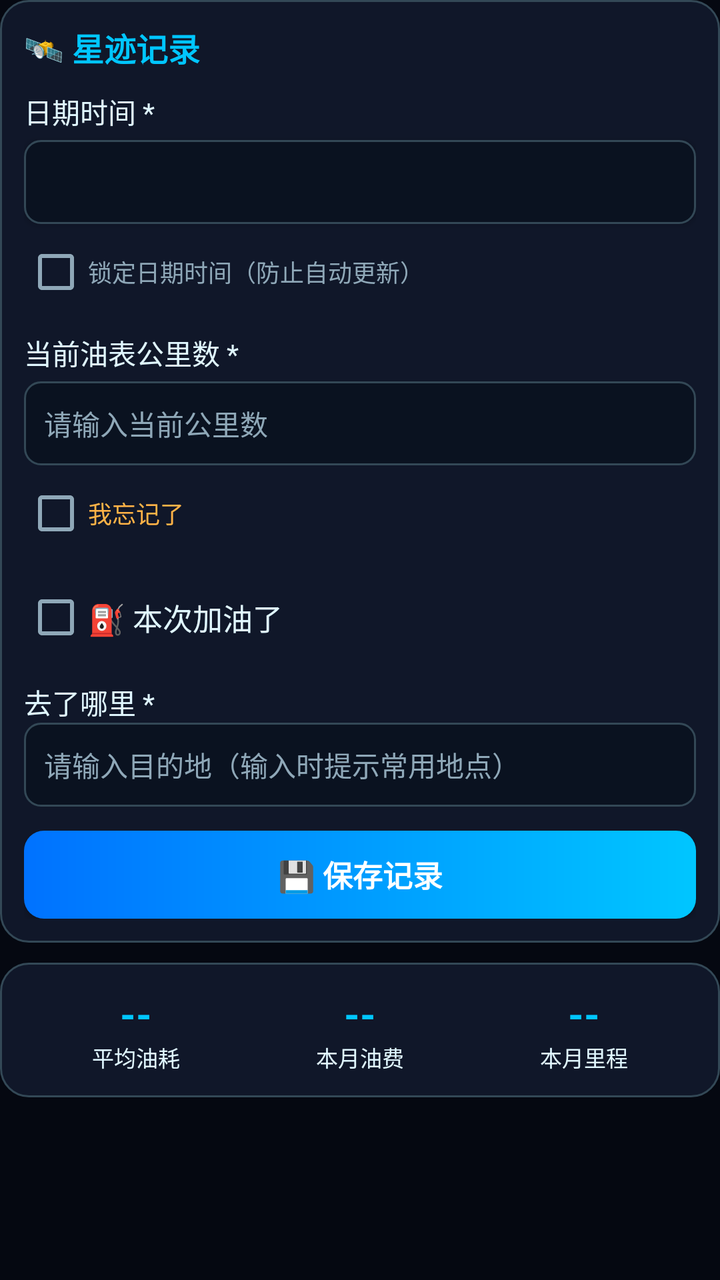
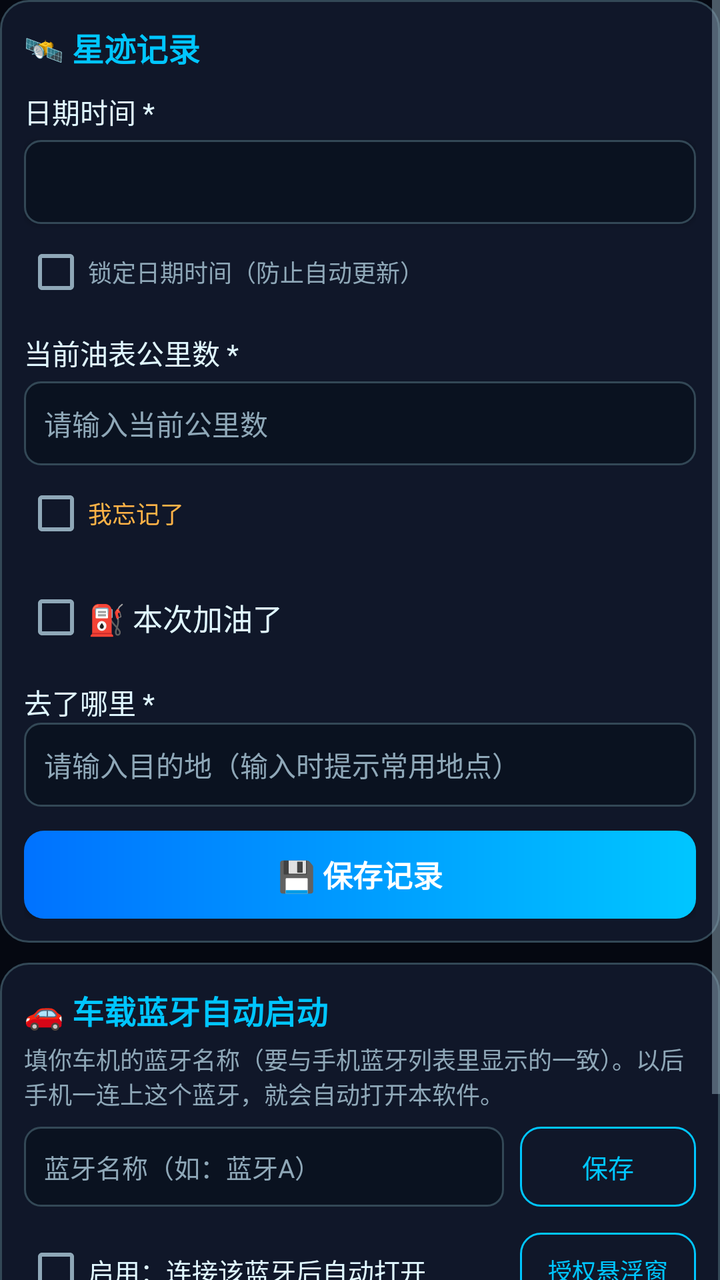

The first picture is an Android layout as it rendered before a commit; the second is the same layout after the commit. The layout source and the unified diff follow.
<!-- AndroidManifest.xml: application theme Theme.YouJiStarMap -->
<!-- res/layout/fragment_record.xml -->
<?xml version="1.0" encoding="utf-8"?>
<ScrollView xmlns:android="http://schemas.android.com/apk/res/android"
    android:layout_width="match_parent"
    android:layout_height="match_parent"
    android:fillViewport="true">

    <LinearLayout
        android:layout_width="match_parent"
        android:layout_height="wrap_content"
        android:orientation="vertical">

        <LinearLayout
            android:layout_width="match_parent"
            android:layout_height="wrap_content"
            android:background="@drawable/bg_card"
            android:orientation="vertical"
            android:layout_marginBottom="10dp">

            <TextView style="@style/CardTitle" android:text="🛰️ 星迹记录" />

            <TextView style="@style/LabelText" android:layout_marginTop="10dp" android:text="日期时间 *" />
            <Button
                android:id="@+id/dateBtn"
                android:layout_width="match_parent"
                android:layout_height="42dp"
                android:layout_marginTop="4dp"
                android:background="@drawable/bg_field"
                android:gravity="start|center_vertical"
                android:paddingStart="12dp"
                android:textColor="@color/light"
                android:textSize="14sp" />

            <CheckBox
                android:id="@+id/lockDateTimeCheck"
                android:layout_width="wrap_content"
                android:layout_height="wrap_content"
                android:text="锁定日期时间（防止自动更新）"
                android:textColor="@color/muted"
                android:textSize="12sp" />

            <TextView style="@style/LabelText" android:layout_marginTop="6dp" android:text="当前油表公里数 *" />
            <EditText
                android:id="@+id/mileageInput"
                android:layout_width="match_parent"
                android:layout_height="42dp"
                android:layout_marginTop="4dp"
                android:background="@drawable/bg_field"
                android:hint="请输入当前公里数"
                android:inputType="number"
                android:paddingStart="10dp"
                android:textColor="@color/light"
                android:textColorHint="@color/muted"
                android:textSize="14sp" />

            <CheckBox
                android:id="@+id/forgotMileageCheck"
                android:layout_width="wrap_content"
                android:layout_height="wrap_content"
                android:text="我忘记了"
                android:textColor="@color/average"
                android:textSize="12sp" />

            <TextView
                android:id="@+id/mileageError"
                android:layout_width="match_parent"
                android:layout_height="wrap_content"
                android:textColor="@color/poor"
                android:textSize="12sp"
                android:visibility="gone" />

            <CheckBox
                android:id="@+id/refuelCheck"
                android:layout_width="wrap_content"
                android:layout_height="wrap_content"
                android:layout_marginTop="4dp"
                android:text="⛽ 本次加油了"
                android:textColor="@color/light"
                android:textSize="15sp" />

            <LinearLayout
                android:id="@+id/fuelDetailsLayout"
                android:layout_width="match_parent"
                android:layout_height="wrap_content"
                android:layout_marginTop="6dp"
                android:background="@drawable/bg_field"
                android:orientation="vertical"
                android:padding="10dp"
                android:visibility="gone">

                <TextView style="@style/LabelText" android:text="加油站名称 *" />
                <EditText
                    android:id="@+id/gasStationInput"
                    android:layout_width="match_parent"
                    android:layout_height="40dp"
                    android:background="@drawable/bg_field"
                    android:hint="请输入加油站名称"
                    android:inputType="text"
                    android:paddingStart="10dp"
                    android:textColor="@color/light"
                    android:textColorHint="@color/muted"
                    android:textSize="14sp" />
                <CheckBox
                    android:id="@+id/forgotGasStationCheck"
                    android:layout_width="wrap_content"
                    android:layout_height="wrap_content"
                    android:text="我忘记了"
                    android:textColor="@color/average"
                    android:textSize="12sp" />
                <TextView android:id="@+id/gasStationError" android:layout_width="match_parent" android:layout_height="wrap_content" android:text="请填写加油站名称" android:textColor="@color/poor" android:textSize="12sp" android:visibility="gone" />

                <TextView style="@style/LabelText" android:layout_marginTop="6dp" android:text="加油量（升）*" />
                <EditText
                    android:id="@+id/fuelLitersInput"
                    android:layout_width="match_parent"
                    android:layout_height="40dp"
                    android:background="@drawable/bg_field"
                    android:hint="请输入加油量"
                    android:inputType="numberDecimal"
                    android:paddingStart="10dp"
                    android:textColor="@color/light"
                    android:textColorHint="@color/muted"
                    android:textSize="14sp" />
                <CheckBox
                    android:id="@+id/forgotFuelLitersCheck"
                    android:layout_width="wrap_content"
                    android:layout_height="wrap_content"
                    android:text="我忘记了"
                    android:textColor="@color/average"
                    android:textSize="12sp" />
                <TextView android:id="@+id/fuelLitersError" android:layout_width="match_parent" android:layout_height="wrap_content" android:text="请填写加油量" android:textColor="@color/poor" android:textSize="12sp" android:visibility="gone" />

                <TextView style="@style/LabelText" android:layout_marginTop="6dp" android:text="加油金额（元）*" />
                <EditText
                    android:id="@+id/fuelCostInput"
                    android:layout_width="match_parent"
                    android:layout_height="40dp"
                    android:background="@drawable/bg_field"
                    android:hint="请输入加油金额"
                    android:inputType="numberDecimal"
                    android:paddingStart="10dp"
                    android:textColor="@color/light"
                    android:textColorHint="@color/muted"
                    android:textSize="14sp" />
                <CheckBox
                    android:id="@+id/forgotFuelCostCheck"
                    android:layout_width="wrap_content"
                    android:layout_height="wrap_content"
                    android:text="我忘记了"
                    android:textColor="@color/average"
                    android:textSize="12sp" />
                <TextView android:id="@+id/fuelCostError" android:layout_width="match_parent" android:layout_height="wrap_content" android:text="请填写加油金额" android:textColor="@color/poor" android:textSize="12sp" android:visibility="gone" />

                <TextView style="@style/LabelText" android:layout_marginTop="6dp" android:text="油品类型 *" />
                <Spinner
                    android:id="@+id/fuelTypeSpinner"
                    android:layout_width="match_parent"
                    android:layout_height="42dp"
                    android:background="@drawable/bg_field"
                    android:entries="@array/fuel_types"
                    android:spinnerMode="dialog" />
                <CheckBox
                    android:id="@+id/forgotFuelTypeCheck"
                    android:layout_width="wrap_content"
                    android:layout_height="wrap_content"
                    android:text="我忘记了"
                    android:textColor="@color/average"
                    android:textSize="12sp" />
                <TextView android:id="@+id/fuelTypeError" android:layout_width="match_parent" android:layout_height="wrap_content" android:text="请选择油品类型" android:textColor="@color/poor" android:textSize="12sp" android:visibility="gone" />

                <TextView style="@style/LabelText" android:layout_marginTop="6dp" android:text="油箱状态" />
                <RadioGroup
                    android:id="@+id/tankStatusGroup"
                    android:layout_width="match_parent"
                    android:layout_height="wrap_content"
                    android:orientation="horizontal">
                    <RadioButton
                        android:id="@+id/tankFullRadio"
                        android:layout_width="0dp"
                        android:layout_height="wrap_content"
                        android:layout_weight="1"
                        android:checked="true"
                        android:text="加满"
                        android:textColor="@color/light"
                        android:textSize="13sp" />
                    <RadioButton
                        android:id="@+id/tankPartialRadio"
                        android:layout_width="0dp"
                        android:layout_height="wrap_content"
                        android:layout_weight="1"
                        android:text="部分加油"
                        android:textColor="@color/light"
                        android:textSize="13sp" />
                </RadioGroup>

                <TextView style="@style/LabelText" android:layout_marginTop="8dp" android:text="油表格数（选填，填得越多估算越准）" />
                <LinearLayout
                    android:layout_width="match_parent"
                    android:layout_height="wrap_content"
                    android:layout_marginTop="4dp"
                    android:orientation="horizontal">

                    <EditText
                        android:id="@+id/gaugeBeforeInput"
                        android:layout_width="0dp"
                        android:layout_height="40dp"
                        android:layout_weight="1"
                        android:background="@drawable/bg_field"
                        android:hint="加油前格数"
                        android:inputType="numberDecimal"
                        android:paddingStart="10dp"
                        android:textColor="@color/light"
                        android:textColorHint="@color/muted"
                        android:textSize="13sp" />

                    <EditText
                        android:id="@+id/gaugeAfterInput"
                        android:layout_width="0dp"
                        android:layout_height="40dp"
                        android:layout_marginStart="8dp"
                        android:layout_weight="1"
                        android:background="@drawable/bg_field"
                        android:hint="加油后格数"
                        android:inputType="numberDecimal"
                        android:paddingStart="10dp"
                        android:textColor="@color/light"
                        android:textColorHint="@color/muted"
                        android:textSize="13sp" />
                </LinearLayout>

                <EditText
                    android:id="@+id/gaugeNowInput"
                    android:layout_width="match_parent"
                    android:layout_height="40dp"
                    android:layout_marginTop="8dp"
                    android:background="@drawable/bg_field"
                    android:hint="当前格数（不加油时也可单独更新）"
                    android:inputType="numberDecimal"
                    android:paddingStart="10dp"
                    android:textColor="@color/light"
                    android:textColorHint="@color/muted"
                    android:textSize="13sp" />

                <TextView
                    android:id="@+id/smartHintText"
                    android:layout_width="match_parent"
                    android:layout_height="wrap_content"
                    android:layout_marginTop="8dp"
                    android:background="@drawable/bg_banner"
                    android:padding="8dp"
                    android:textColor="@color/average"
                    android:textSize="12sp"
                    android:visibility="gone" />
            </LinearLayout>

            <TextView style="@style/LabelText" android:layout_marginTop="8dp" android:text="去了哪里 *" />
            <AutoCompleteTextView
                android:id="@+id/destinationInput"
                android:layout_width="match_parent"
                android:layout_height="42dp"
                android:background="@drawable/bg_field"
                android:hint="请输入目的地（输入时提示常用地点）"
                android:inputType="text"
                android:paddingStart="10dp"
                android:textColor="@color/light"
                android:textColorHint="@color/muted"
                android:textSize="14sp"
                android:completionThreshold="1"
                android:dropDownHeight="180dp" />
            <TextView
                android:id="@+id/destinationError"
                android:layout_width="match_parent"
                android:layout_height="wrap_content"
                android:text="请填写目的地"
                android:textColor="@color/poor"
                android:textSize="12sp"
                android:visibility="gone" />

            <Button
                android:id="@+id/saveBtn"
                android:layout_width="match_parent"
                android:layout_height="44dp"
                android:layout_marginTop="12dp"
                android:background="@drawable/bg_button_primary"
                android:text="💾 保存记录"
                android:textColor="@color/white"
                android:textSize="15sp"
                android:textStyle="bold" />
        </LinearLayout>

        <LinearLayout
            android:id="@+id/fuelEstimateCard"
            android:layout_width="match_parent"
            android:layout_height="wrap_content"
            android:background="@drawable/bg_card"
            android:orientation="vertical"
            android:layout_marginBottom="10dp"
            android:visibility="gone">

            <TextView style="@style/CardTitle" android:text="🧮 油量估算" />

            <TextView
                android:id="@+id/estimatedFuelText"
                style="@style/ValueText"
                android:layout_gravity="center_horizontal"
                android:layout_marginTop="8dp"
                android:text="-- 升" />
            <TextView style="@style/LabelText" android:layout_gravity="center_horizontal" android:text="当前油箱剩余油量" android:textSize="12sp" />

            <FrameLayout
                android:layout_width="match_parent"
                android:layout_height="20dp"
                android:layout_marginTop="8dp"
                android:background="@drawable/bg_gauge">

                <ProgressBar
                    android:id="@+id/fuelGauge"
                    style="?android:attr/progressBarStyleHorizontal"
                    android:layout_width="match_parent"
                    android:layout_height="match_parent"
                    android:max="100"
                    android:progressDrawable="@drawable/fuel_progress" />

                <TextView
                    android:id="@+id/fuelPercentText"
                    android:layout_width="wrap_content"
                    android:layout_height="wrap_content"
                    android:layout_gravity="center"
                    android:text="0%"
                    android:textColor="@color/white"
                    android:textSize="11sp" />
            </FrameLayout>

            <TextView
                android:id="@+id/remainingDistanceText"
                style="@style/LabelText"
                android:layout_gravity="center_horizontal"
                android:layout_marginTop="6dp"
                android:text="可行驶距离: -- 公里"
                android:textSize="12sp" />
            <TextView
                android:id="@+id/remainingValueText"
                style="@style/LabelText"
                android:layout_gravity="center_horizontal"
                android:text="当前油量价值: -- 元"
                android:textSize="12sp" />
            <TextView
                android:id="@+id/estimatedTankCapacityText"
                style="@style/LabelText"
                android:layout_gravity="center_horizontal"
                android:text="估算油箱容量: -- 升"
                android:textSize="12sp" />
            <TextView
                android:id="@+id/gaugeDetailText"
                style="@style/LabelText"
                android:layout_gravity="center_horizontal"
                android:layout_marginTop="4dp"
                android:textColor="@color/average"
                android:textSize="11sp"
                android:visibility="gone" />

            <LinearLayout
                android:layout_width="match_parent"
                android:layout_height="wrap_content"
                android:layout_marginTop="10dp"
                android:gravity="center_vertical"
                android:orientation="horizontal">

                <EditText
                    android:id="@+id/gaugeCurrentInput"
                    android:layout_width="0dp"
                    android:layout_height="40dp"
                    android:layout_weight="1"
                    android:background="@drawable/bg_field"
                    android:hint="当前油表格数（选填）"
                    android:inputType="numberDecimal"
                    android:paddingStart="10dp"
                    android:textColor="@color/light"
                    android:textColorHint="@color/muted"
                    android:textSize="13sp" />

                <Button
                    android:id="@+id/saveGaugeCurrentBtn"
                    android:layout_width="wrap_content"
                    android:layout_height="40dp"
                    android:layout_marginStart="8dp"
                    android:background="@drawable/bg_button_ghost"
                    android:text="更新"
                    android:textColor="@color/primary"
                    android:textSize="13sp" />
            </LinearLayout>

            <LinearLayout
                android:layout_width="match_parent"
                android:layout_height="wrap_content"
                android:layout_marginTop="10dp"
                android:gravity="center_vertical"
                android:orientation="horizontal">

                <EditText
                    android:id="@+id/manualTankCapacityInput"
                    android:layout_width="0dp"
                    android:layout_height="40dp"
                    android:layout_weight="1"
                    android:background="@drawable/bg_field"
                    android:hint="手动设置油箱容量（升）"
                    android:inputType="number"
                    android:paddingStart="10dp"
                    android:textColor="@color/light"
                    android:textColorHint="@color/muted"
                    android:textSize="13sp" />

                <Button
                    android:id="@+id/saveTankCapacityBtn"
                    android:layout_width="wrap_content"
                    android:layout_height="40dp"
                    android:layout_marginStart="8dp"
                    android:background="@drawable/bg_button_ghost"
                    android:text="保存"
                    android:textColor="@color/primary"
                    android:textSize="13sp" />
            </LinearLayout>

            <LinearLayout
                android:layout_width="match_parent"
                android:layout_height="wrap_content"
                android:layout_marginTop="8dp"
                android:gravity="center_vertical"
                android:orientation="horizontal">

                <EditText
                    android:id="@+id/gaugeTotalInput"
                    android:layout_width="0dp"
                    android:layout_height="40dp"
                    android:layout_weight="1"
                    android:background="@drawable/bg_field"
                    android:hint="油表总格数（默认12）"
                    android:inputType="number"
                    android:paddingStart="10dp"
                    android:textColor="@color/light"
                    android:textColorHint="@color/muted"
                    android:textSize="13sp" />

                <Button
                    android:id="@+id/saveGaugeTotalBtn"
                    android:layout_width="wrap_content"
                    android:layout_height="40dp"
                    android:layout_marginStart="8dp"
                    android:background="@drawable/bg_button_ghost"
                    android:text="保存"
                    android:textColor="@color/primary"
                    android:textSize="13sp" />
            </LinearLayout>
        </LinearLayout>

        <LinearLayout
            android:layout_width="match_parent"
            android:layout_height="wrap_content"
            android:background="@drawable/bg_card"
            android:orientation="horizontal">

            <LinearLayout android:layout_width="0dp" android:layout_height="wrap_content" android:layout_weight="1" android:orientation="vertical" android:gravity="center">
                <TextView android:id="@+id/avgConsumptionText" style="@style/ValueText" android:text="--" />
                <TextView style="@style/LabelText" android:text="平均油耗" android:textSize="11sp" />
            </LinearLayout>
            <LinearLayout android:layout_width="0dp" android:layout_height="wrap_content" android:layout_weight="1" android:orientation="vertical" android:gravity="center">
                <TextView android:id="@+id/monthCostText" style="@style/ValueText" android:text="--" />
                <TextView style="@style/LabelText" android:text="本月油费" android:textSize="11sp" />
            </LinearLayout>
            <LinearLayout android:layout_width="0dp" android:layout_height="wrap_content" android:layout_weight="1" android:orientation="vertical" android:gravity="center">
                <TextView android:id="@+id/monthDistanceText" style="@style/ValueText" android:text="--" />
                <TextView style="@style/LabelText" android:text="本月里程" android:textSize="11sp" />
            </LinearLayout>
        </LinearLayout>
    </LinearLayout>
</ScrollView>
<!-- resources referenced by this layout -->
<resources>
  <string-array name="fuel_types">
          <item>请选择油品类型</item>
          <item>89号汽油</item>
          <item>92号汽油</item>
          <item>95号汽油</item>
          <item>98号汽油</item>
          <item>0号柴油</item>
          <item>-10号柴油</item>
      </string-array>
  <color name="average">#FFB347</color>
  <color name="light">#E0F7FF</color>
  <color name="muted">#8FA8B8</color>
  <color name="poor">#FF3366</color>
  <color name="primary">#00C6FF</color>
  <color name="white">#FFFFFF</color>
  <!-- drawable bg_banner (drawable) -->
  <?xml version="1.0" encoding="utf-8"?>
  <shape xmlns:android="http://schemas.android.com/apk/res/android" android:shape="rectangle">
      <solid android:color="#33334266" />
      <stroke android:width="1dp" android:color="@color/primary" />
      <corners android:radius="10dp" />
  </shape>
  <!-- drawable bg_button_ghost (drawable) -->
  <?xml version="1.0" encoding="utf-8"?>
  <shape xmlns:android="http://schemas.android.com/apk/res/android" android:shape="rectangle">
      <solid android:color="@color/transparent" />
      <stroke android:width="1dp" android:color="@color/primary" />
      <corners android:radius="10dp" />
  </shape>
  <!-- drawable bg_button_primary (drawable) -->
  <?xml version="1.0" encoding="utf-8"?>
  <shape xmlns:android="http://schemas.android.com/apk/res/android" android:shape="rectangle">
      <gradient android:startColor="@color/secondary" android:endColor="@color/primary" android:angle="0" />
      <corners android:radius="10dp" />
  </shape>
  <!-- drawable bg_field (drawable) -->
  <?xml version="1.0" encoding="utf-8"?>
  <shape xmlns:android="http://schemas.android.com/apk/res/android" android:shape="rectangle">
      <solid android:color="#0A1220" />
      <stroke android:width="1dp" android:color="@color/card_border" />
      <corners android:radius="8dp" />
      <padding android:left="10dp" android:top="8dp" android:right="10dp" android:bottom="8dp" />
  </shape>
  <!-- drawable bg_gauge (drawable) -->
  <?xml version="1.0" encoding="utf-8"?>
  <shape xmlns:android="http://schemas.android.com/apk/res/android" android:shape="rectangle">
      <solid android:color="#112233" />
      <corners android:radius="8dp" />
  </shape>
  <!-- drawable fuel_progress (drawable) -->
  <?xml version="1.0" encoding="utf-8"?>
  <clip xmlns:android="http://schemas.android.com/apk/res/android" android:clipOrientation="horizontal" android:gravity="left">
      <shape android:shape="rectangle">
          <gradient android:startColor="@color/secondary" android:endColor="@color/primary" android:angle="0" />
          <corners android:radius="8dp" />
      </shape>
  </clip>
  <style name="CardTitle">
          <item name="android:layout_width">wrap_content</item>
          <item name="android:layout_height">wrap_content</item>
          <item name="android:textColor">@color/primary</item>
          <item name="android:textSize">16sp</item>
          <item name="android:textStyle">bold</item>
      </style>
  <style name="LabelText">
          <item name="android:layout_width">wrap_content</item>
          <item name="android:layout_height">wrap_content</item>
          <item name="android:textColor">@color/light</item>
          <item name="android:textSize">14sp</item>
      </style>
  <style name="ValueText">
          <item name="android:layout_width">wrap_content</item>
          <item name="android:layout_height">wrap_content</item>
          <item name="android:textColor">@color/primary</item>
          <item name="android:textSize">20sp</item>
          <item name="android:textStyle">bold</item>
      </style>
  <color name="transparent">#00000000</color>
  <color name="secondary">#0072FF</color>
  <color name="card_bg">#101729</color>
  <color name="card_border">#334856</color>
  <color name="darker">#050811</color>
  <color name="accent">#7E42FF</color>
  <!-- unchanged entries left out for length: 2 -->
</resources>

<!-- the commit's change to res/layout/fragment_record.xml (unified diff, before → after) -->
@@ -452,6 +452,91 @@
             </LinearLayout>
         </LinearLayout>
 
+        
+        <LinearLayout
+            android:layout_width="match_parent"
+            android:layout_height="wrap_content"
+            android:background="@drawable/bg_card"
+            android:orientation="vertical"
+            android:layout_marginBottom="10dp">
+
+            <TextView style="@style/CardTitle" android:text="🚗 车载蓝牙自动启动" />
+
+            <TextView
+                android:layout_width="match_parent"
+                android:layout_height="wrap_content"
+                android:layout_marginTop="4dp"
+                android:text="填你车机的蓝牙名称（要与手机蓝牙列表里显示的一致）。以后手机一连上这个蓝牙，就会自动打开本软件。"
+                android:textColor="@color/muted"
+                android:textSize="12sp" />
+
+            <LinearLayout
+                android:layout_width="match_parent"
+                android:layout_height="wrap_content"
+                android:layout_marginTop="8dp"
+                android:gravity="center_vertical"
+                android:orientation="horizontal">
+
+                <EditText
+                    android:id="@+id/btNameInput"
+                    android:layout_width="0dp"
+                    android:layout_height="40dp"
+                    android:layout_weight="1"
+                    android:background="@drawable/bg_field"
+                    android:hint="蓝牙名称（如：蓝牙A）"
+                    android:inputType="text"
+                    android:paddingStart="10dp"
+                    android:textColor="@color/light"
+                    android:textColorHint="@color/muted"
+                    android:textSize="13sp" />
+
+                <Button
+                    android:id="@+id/btSaveBtn"
+                    android:layout_width="wrap_content"
+                    android:layout_height="40dp"
+                    android:layout_marginStart="8dp"
+                    android:background="@drawable/bg_button_ghost"
+                    android:text="保存"
+                    android:textColor="@color/primary"
+                    android:textSize="13sp" />
+            </LinearLayout>
+
+            <LinearLayout
+                android:layout_width="match_parent"
+                android:layout_height="wrap_content"
+                android:layout_marginTop="8dp"
+                android:gravity="center_vertical"
+                android:orientation="horizontal">
+
+                <CheckBox
+                    android:id="@+id/btEnabledCheck"
+                    android:layout_width="0dp"
+                    android:layout_height="wrap_content"
+                    android:layout_weight="1"
+                    android:text="启用：连接该蓝牙后自动打开"
+                    android:textColor="@color/light"
+                    android:textSize="13sp" />
+
+                <Button
+                    android:id="@+id/btOverlayBtn"
+                    android:layout_width="wrap_content"
+                    android:layout_height="38dp"
+                    android:background="@drawable/bg_button_ghost"
+                    android:text="授权悬浮窗"
+                    android:textColor="@color/primary"
+                    android:textSize="12sp" />
+            </LinearLayout>
+
+            <TextView
+                android:id="@+id/btStatusText"
+                android:layout_width="match_parent"
+                android:layout_height="wrap_content"
+                android:layout_marginTop="6dp"
+                android:textColor="@color/average"
+                android:textSize="12sp"
+                android:visibility="gone" />
+        </LinearLayout>
+
         <LinearLayout
             android:layout_width="match_parent"
             android:layout_height="wrap_content"
